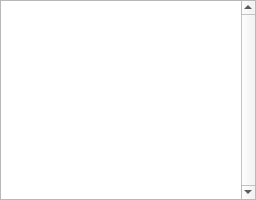
First picture: the form in AerOpt/Gui/Gui/DebugOutput.ui, repository DrBenEvans/AerOptGUI, before the edit.
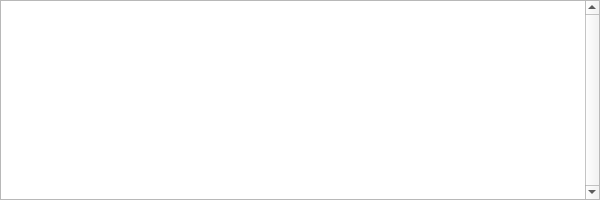
Second picture: the form after the edit.

The edit to the form file:
```diff
--- a/AerOpt/Gui/Gui/DebugOutput.ui
+++ b/AerOpt/Gui/Gui/DebugOutput.ui
@@ -1,17 +1,17 @@
 <?xml version="1.0" encoding="UTF-8"?>
 <ui version="4.0">
  <class>DebugOutput</class>
- <widget class="QWidget" name="DebugOutput">
+ <widget class="QDialog" name="DebugOutput">
   <property name="geometry">
    <rect>
     <x>0</x>
     <y>0</y>
-    <width>256</width>
+    <width>600</width>
     <height>200</height>
    </rect>
   </property>
   <property name="sizePolicy">
-   <sizepolicy hsizetype="Minimum" vsizetype="Minimum">
+   <sizepolicy hsizetype="Preferred" vsizetype="Preferred">
     <horstretch>0</horstretch>
     <verstretch>0</verstretch>
    </sizepolicy>
```
